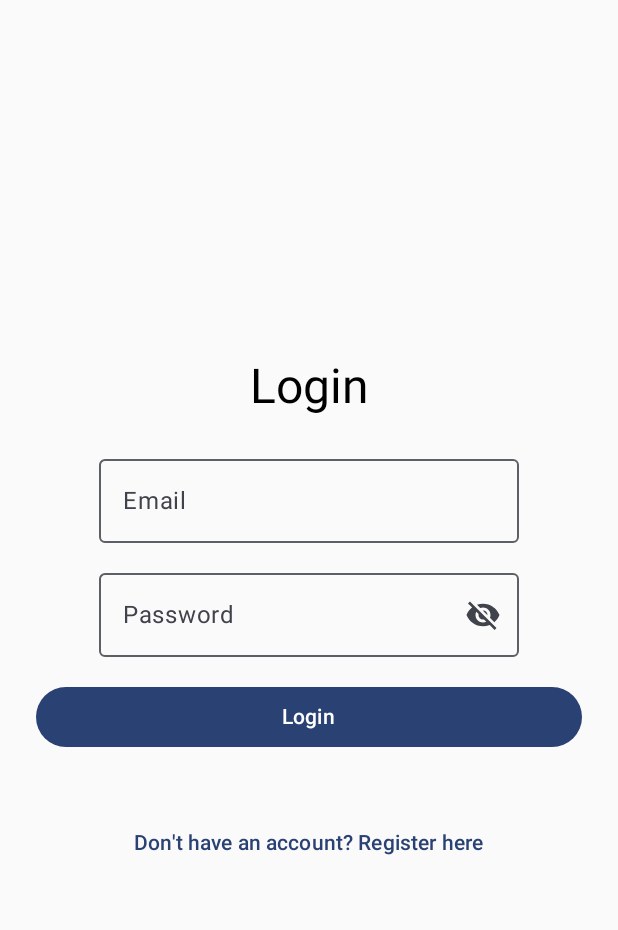
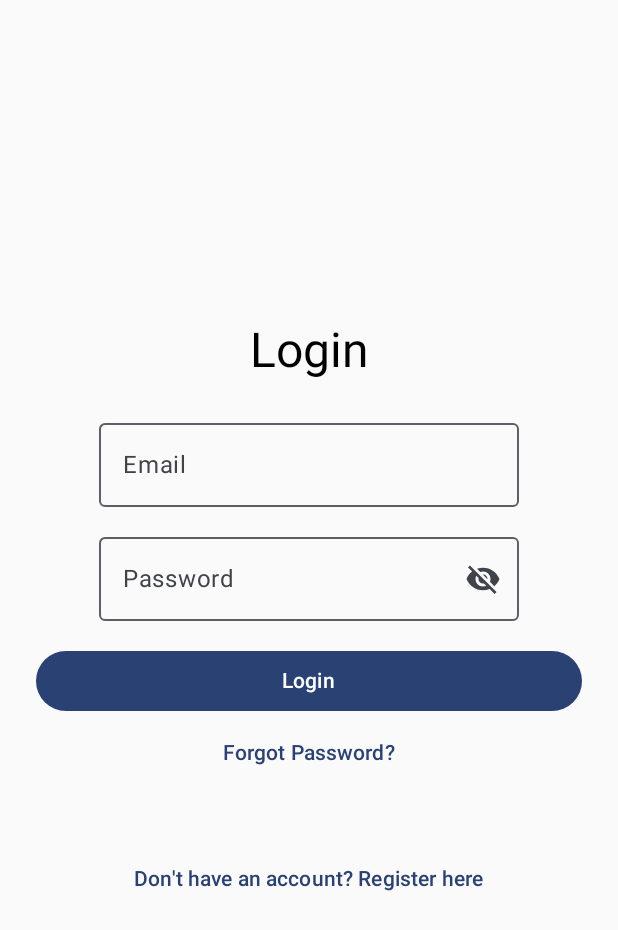
Before and after one commit to Bislei/Bislei---The-Fishing-Guide, an Android app built with Jetpack Compose: the screen it shows after launch (MainActivity), on a phone screen of 412 x 824 dp. Shown: the top 930 px of the screen. Run offline under Robolectric (Android 15) with nearby library versions, the phone set to English and light mode, and no system bars; our stand-ins replace Firebase (no records; nobody signed in at launch, a user with empty details on screens opened directly).

```diff
--- a/app/build.gradle.kts
+++ b/app/build.gradle.kts
@@ -60,6 +60,7 @@ dependencies {
     implementation(libs.androidx.material3)
     implementation(libs.firebase.auth)
     implementation(libs.androidx.espresso.core)
+    implementation(libs.firebase.firestore)
     testImplementation(libs.junit)
     androidTestImplementation(libs.androidx.junit)
     androidTestImplementation(libs.androidx.espresso.core)
--- a/app/src/main/AndroidManifest.xml
+++ b/app/src/main/AndroidManifest.xml
@@ -1,6 +1,7 @@
 <?xml version="1.0" encoding="utf-8"?>
 <manifest xmlns:android="http://schemas.android.com/apk/res/android"
     xmlns:tools="http://schemas.android.com/tools">
+    <uses-permission android:name="android.permission.INTERNET"/>
 
     <application
         android:allowBackup="true"
--- a/app/src/main/java/com/kashmir/bislei/MainActivity.kt
+++ b/app/src/main/java/com/kashmir/bislei/MainActivity.kt
@@ -4,14 +4,10 @@ import android.os.Bundle
 import androidx.activity.ComponentActivity
 import androidx.activity.compose.setContent
 import androidx.activity.enableEdgeToEdge
-import androidx.compose.foundation.layout.fillMaxSize
-import androidx.compose.foundation.layout.padding
-import androidx.compose.material3.Scaffold
-import androidx.compose.material3.Text
-import androidx.compose.runtime.Composable
-import androidx.compose.ui.Modifier
-import androidx.compose.ui.tooling.preview.Preview
+import androidx.compose.runtime.mutableStateOf
+import androidx.compose.runtime.remember
 import androidx.navigation.compose.rememberNavController
+import com.google.firebase.auth.FirebaseAuth
 import com.kashmir.bislei.navigation.NavigationGraph
 import com.kashmir.bislei.ui.theme.BisleiTheme
 
@@ -21,8 +17,16 @@ class MainActivity : ComponentActivity() {
         enableEdgeToEdge()
         setContent {
             BisleiTheme {
-                    val navController = rememberNavController()
-                    NavigationGraph(navController)
+                val navController = rememberNavController()
+
+                // Check if user is already logged in and verified
+                val isUserLoggedIn = remember {
+                    mutableStateOf(
+                        FirebaseAuth.getInstance().currentUser?.isEmailVerified == true
+                    )
+                }
+
+                NavigationGraph(navController = navController, isUserLoggedIn = isUserLoggedIn.value)
             }
         }
     }
--- a/app/src/main/java/com/kashmir/bislei/navigation/NavigationGraph.kt
+++ b/app/src/main/java/com/kashmir/bislei/navigation/NavigationGraph.kt
@@ -4,22 +4,18 @@ import androidx.compose.runtime.Composable
 import androidx.navigation.NavHostController
 import androidx.navigation.compose.NavHost
 import androidx.navigation.compose.composable
-import com.kashmir.bislei.screens.HomeScreen
-import com.kashmir.bislei.screens.LoginScreen
-import com.kashmir.bislei.screens.RegisterScreen
-import com.kashmir.bislei.screens.SplashScreen
+import com.kashmir.bislei.screens.*
 
 @Composable
-fun NavigationGraph(navController: NavHostController) {
+fun NavigationGraph(navController: NavHostController, isUserLoggedIn: Boolean) {
     NavHost(navController = navController, startDestination = Screens.Splash.route) {
 
         composable(Screens.Splash.route) {
             SplashScreen(
                 navController = navController,
-                isUserLoggedIn = false // Replace with real login check from ViewModel
+                isUserLoggedIn = isUserLoggedIn
             )
         }
-
 
         composable(Screens.Login.route) {
             LoginScreen(
@@ -30,6 +26,9 @@ fun NavigationGraph(navController: NavHostController) {
                 },
                 onRegisterClick = {
                     navController.navigate(Screens.Register.route)
+                },
+                onForgotPassword = {
+                    navController.navigate(Screens.ResetPassword.route)
                 }
             )
         }
@@ -51,8 +50,16 @@ fun NavigationGraph(navController: NavHostController) {
             HomeScreen(
                 onLogout = {
                     navController.navigate(Screens.Login.route) {
-                        popUpTo(Screens.Home.route) { inclusive = true } // Clear Home from backstack
+                        popUpTo(Screens.Home.route) { inclusive = true }
                     }
+                }
+            )
+        }
+
+        composable(Screens.ResetPassword.route) {
+            ResetPasswordScreen(
+                onBackToLogin = {
+                    navController.popBackStack()
                 }
             )
         }
--- a/app/src/main/java/com/kashmir/bislei/navigation/Screens.kt
+++ b/app/src/main/java/com/kashmir/bislei/navigation/Screens.kt
@@ -1,9 +1,9 @@
 package com.kashmir.bislei.navigation
-
 
 sealed class Screens(val route: String) {
     object Splash : Screens("splash_screen")
     object Login : Screens("login_screen")
     object Register : Screens("register_screen")
-    object Home : Screens("home_screen") // dummy screen after login
+    object Home : Screens("home_screen")
+    object ResetPassword : Screens("reset_password_screen")
 }
--- a/app/src/main/java/com/kashmir/bislei/screens/LoginScreen.kt
+++ b/app/src/main/java/com/kashmir/bislei/screens/LoginScreen.kt
@@ -18,11 +18,13 @@ import androidx.compose.material.icons.filled.VisibilityOff
 fun LoginScreen(
     authViewModel: AuthViewModel = viewModel(),
     onLoginSuccess: () -> Unit,
-    onRegisterClick: () -> Unit
+    onRegisterClick: () -> Unit,
+    onForgotPassword: () -> Unit
 ) {
     var email by remember { mutableStateOf("") }
     var password by remember { mutableStateOf("") }
     var errorMessage by remember { mutableStateOf("") }
+    var infoMessage by remember { mutableStateOf("") }
     var passwordVisible by remember { mutableStateOf(false) }
     val coroutineScope = rememberCoroutineScope()
 
@@ -31,8 +33,7 @@ fun LoginScreen(
         modifier = Modifier.fillMaxSize()
     ) {
         Column(
-            modifier = Modifier
-                .padding(24.dp),
+            modifier = Modifier.padding(24.dp),
             verticalArrangement = Arrangement.Center,
             horizontalAlignment = Alignment.CenterHorizontally
         ) {
@@ -67,6 +68,7 @@ fun LoginScreen(
                             errorMessage = "Please fill all the fields"
                         } else {
                             errorMessage = ""
+                            infoMessage = ""
                             authViewModel.loginUser(email, password)
                         }
                     }
@@ -77,10 +79,34 @@ fun LoginScreen(
                 Text(if (authViewModel.isLoading) "Logging in..." else "Login")
             }
 
+            // Call the onForgotPassword function when the "Forgot Password?" button is clicked
+            TextButton(
+                onClick = {
+                    if (email.isEmpty()) {
+                        errorMessage = "Please enter your email to reset password"
+                    } else {
+                        coroutineScope.launch {
+                            authViewModel.sendPasswordReset(email)
+                            infoMessage = "Reset link sent to $email"
+                            errorMessage = ""
+                        }
+                    }
+                    onForgotPassword() // Trigger the onForgotPassword callback
+                }
+            ) {
+                Text("Forgot Password?")
+            }
+
             Spacer(modifier = Modifier.height(16.dp))
 
+            // Error Message
             if (errorMessage.isNotEmpty()) {
                 Text(text = "Error: $errorMessage", color = MaterialTheme.colorScheme.error)
+            }
+
+            // Success Info Message
+            if (infoMessage.isNotEmpty()) {
+                Text(text = infoMessage, color = MaterialTheme.colorScheme.primary)
             }
 
             if (authViewModel.errorMessage.isNotEmpty()) {
--- a/app/src/main/java/com/kashmir/bislei/screens/RegisterScreen.kt
+++ b/app/src/main/java/com/kashmir/bislei/screens/RegisterScreen.kt
@@ -122,7 +122,7 @@ fun RegisterScreen(
 
                             else -> {
                                 localErrorMessage = ""
-                                authViewModel.registerUser(email, password)
+                                authViewModel.registerUserWithDetails(name, phone, email, password)
                             }
                         }
 
--- a/app/src/main/java/com/kashmir/bislei/screens/SplashScreen.kt
+++ b/app/src/main/java/com/kashmir/bislei/screens/SplashScreen.kt
@@ -1,26 +1,22 @@
 package com.kashmir.bislei.screens
 
-
-import androidx.compose.foundation.Image
 import androidx.compose.foundation.layout.*
 import androidx.compose.material3.*
 import androidx.compose.runtime.*
 import androidx.compose.ui.Alignment
 import androidx.compose.ui.Modifier
-import androidx.compose.ui.res.painterResource
 import androidx.compose.ui.unit.dp
 import androidx.navigation.NavHostController
-import com.kashmir.bislei.R
 import com.kashmir.bislei.navigation.Screens
 import kotlinx.coroutines.delay
 
 @Composable
 fun SplashScreen(
     navController: NavHostController,
-    isUserLoggedIn: Boolean // from ViewModel later
+    isUserLoggedIn: Boolean
 ) {
     LaunchedEffect(true) {
-        delay(2500) // wait for 2.5 seconds
+        delay(2500)
 
         if (isUserLoggedIn) {
             navController.navigate(Screens.Home.route) {
@@ -38,16 +34,13 @@ fun SplashScreen(
         contentAlignment = Alignment.Center
     ) {
         Column(horizontalAlignment = Alignment.CenterHorizontally) {
-//            Icon(
-//                painter = painterResource(id = R.drawable.ic_launcher_background), // Use logo here
-//                contentDescription = "App Logo",
-//                modifier = Modifier.size(100.dp)
-//            )
             Spacer(modifier = Modifier.height(20.dp))
-            Column (verticalArrangement = Arrangement.Center, horizontalAlignment = Alignment.CenterHorizontally){
-            Text(text = "Bislei", style = MaterialTheme.typography.headlineSmall)
-            Text(text = "The Fishing Guide \uD83C\uDFA3", style = MaterialTheme.typography.headlineSmall)
-
+            Column(
+                verticalArrangement = Arrangement.Center,
+                horizontalAlignment = Alignment.CenterHorizontally
+            ) {
+                Text(text = "Bislei", style = MaterialTheme.typography.headlineSmall)
+                Text(text = "The Fishing Guide 🎣", style = MaterialTheme.typography.headlineSmall)
             }
         }
     }
--- a/gradle/libs.versions.toml
+++ b/gradle/libs.versions.toml
@@ -14,6 +14,7 @@ firebaseAuth = "23.2.0"
 animationCoreLint = "1.8.0-rc03"
 animationLint = "1.8.0-rc03"
 navigationCompose = "2.8.9"
+firebaseFirestore = "25.1.3"
 
 [libraries]
 androidx-animation = { module = "androidx.compose.animation:animation", version.ref = "animation" }
@@ -36,6 +37,7 @@ androidx-material3 = { group = "androidx.compose.material3", name = "material3"
 firebase-auth = { group = "com.google.firebase", name = "firebase-auth", version.ref = "firebaseAuth" }
 androidx-animation-core-lint = { group = "androidx.compose.animation", name = "animation-core-lint", version.ref = "animationCoreLint" }
 androidx-animation-lint = { group = "androidx.compose.animation", name = "animation-lint", version.ref = "animationLint" }
+firebase-firestore = { group = "com.google.firebase", name = "firebase-firestore", version.ref = "firebaseFirestore" }
 
 [plugins]
 android-application = { id = "com.android.application", version.ref = "agp" }
```
Also changed, not shown: app/src/main/java/com/kashmir/bislei/screens/ResetPasswordScreen.kt (added, +79 -0 lines), app/src/main/java/com/kashmir/bislei/viewModels/AuthViewModel.kt (+40 -9 lines).
